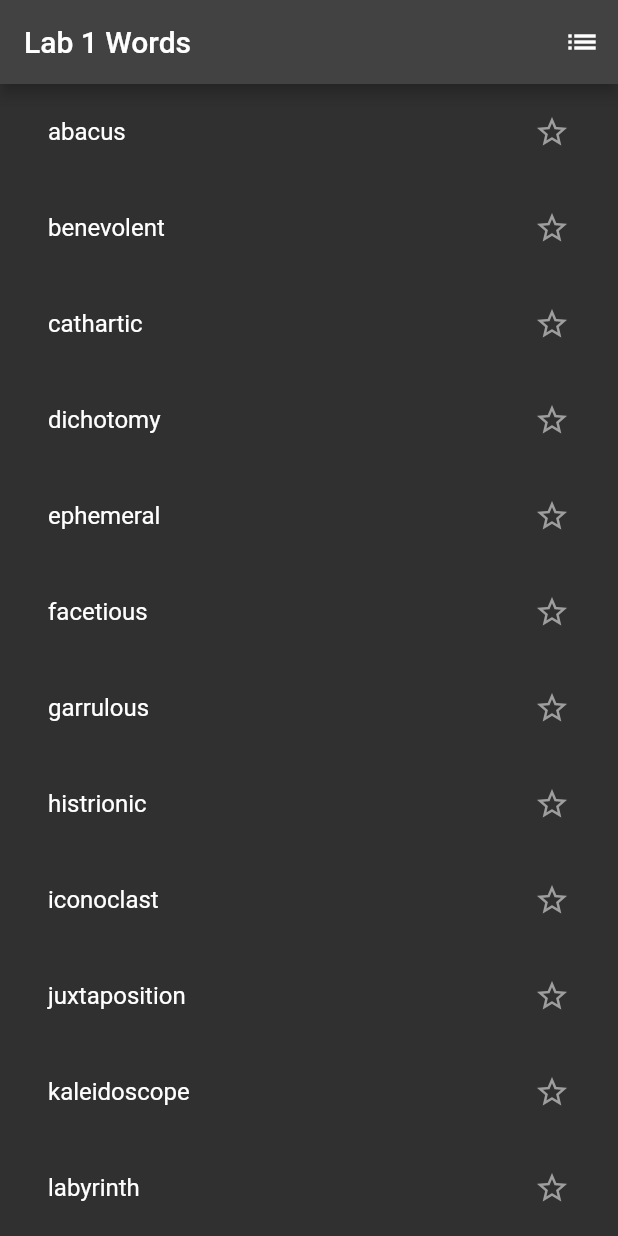
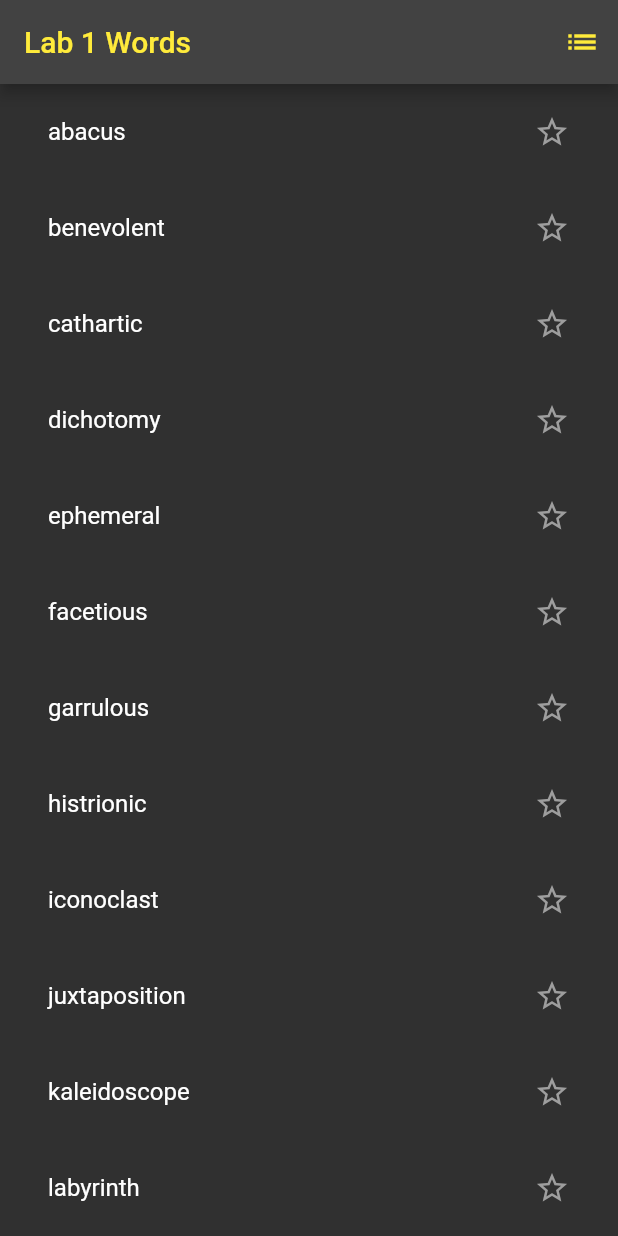
Before and after one commit to Jrod7938/CSC184_Lab_1, a Flutter app: the screen it shows after launch, on a phone screen of 412 x 824 dp. Run offline on Flutter 3.47's test engine with Material 2 defaults, Android fonts, the phone set to English and light mode, and no system bars.

Commit message:
changed colors to yellow, added more words

```diff
--- a/lib/data/words.dart
+++ b/lib/data/words.dart
@@ -9,30 +9,74 @@ final List<LabWord> labWords = [
   LabWord('facetious', 'treating serious issues with inappropriate humor'),
   LabWord('garrulous', 'excessively talkative'),
   LabWord('histrionic', 'overly theatrical or melodramatic'),
-  LabWord(
-      'iconoclast', 'a person who attacks cherished beliefs or institutions'),
-  LabWord('juxtaposition',
-      'the act of placing two things next to each other for comparison'),
+  LabWord('iconoclast', 'a person who attacks cherished beliefs or institutions'),
+  LabWord('juxtaposition', 'the act of placing two things next to each other for comparison'),
   LabWord('kaleidoscope', 'a antly changing pattern or sequence of elements'),
   LabWord('labyrinth', 'a complicated irregular network of passages or paths'),
   LabWord('mellifluous', 'sweet or musical; pleasant to hear'),
   LabWord('nefarious', 'wicked or criminal'),
   LabWord('obfuscate', 'to make something unclear or difficult to understand'),
   LabWord('panacea', 'a solution or remedy for all problems or difficulties'),
-  LabWord('quintessential',
-      'representing the most perfect or typical example of a quality or class'),
+  LabWord('quintessential', 'representing the most perfect or typical example of a quality or class'),
   LabWord('resilient', 'able to recover quickly from difficult conditions'),
-  LabWord('serendipity',
-      'the occurrence and development of events by chance in a happy or beneficial way'),
+  LabWord('serendipity', 'the occurrence and development of events by chance in a happy or beneficial way'),
   LabWord('taciturn', 'reserved or uncommunicative in speech; saying little'),
   LabWord('ubiquitous', 'present, appearing, or found everywhere'),
   LabWord('vexatious', 'causing annoyance, frustration, or worry'),
-  LabWord(
-      'wistful', 'having or showing a feeling of vague or regretful longing'),
-  LabWord('xenophobia',
-      'intense or irrational dislike or fear of people from other countries'),
-  LabWord('yoke',
-      'a wooden crosspiece that is fastened over the necks of two animals and attached to the plow or cart that they are to pull'),
-  LabWord('zealot',
-      'a person who is fanatical and uncompromising in pursuit of their religious, political, or other ideals'),
+  LabWord('wistful', 'having or showing a feeling of vague or regretful longing'),
+  LabWord('xenophobia', 'intense or irrational dislike or fear of people from other countries'),
+  LabWord('yoke', 'a wooden crosspiece that is fastened over the necks of two animals and attached to the plow or cart that they are to pull'),
+  LabWord('zealot', 'a person who is fanatical and uncompromising in pursuit of their religious, political, or other ideals'),
+  LabWord('altruistic', 'showing a selfless concern for the well-being of others'),
+  LabWord('bucolic', 'relating to the pleasant aspects of the countryside and country life'),
+  LabWord('cacophony', 'a harsh, discordant mixture of sounds'),
+  LabWord('deleterious', 'causing harm or damage'),
+  LabWord('ebullient', 'cheerful and full of energy'),
+  LabWord('fastidious', 'very attentive to detail and accuracy'),
+  LabWord('gregarious', 'fond of company; sociable'),
+  LabWord('hierarchy', 'a system or organization in which people or groups are ranked one above the other according to status or authority'),
+  LabWord('idiosyncrasy', 'a mode of behavior or way of thought peculiar to an individual'),
+  LabWord('jubilant', 'feeling or expressing great happiness and triumph'),
+  LabWord('kudos', 'praise and honor received for an achievement'),
+  LabWord('lucid', 'expressed clearly; easy to understand'),
+  LabWord('misanthrope', 'a person who dislikes humankind and avoids human society'),
+  LabWord('nonchalant', 'feeling or appearing casually calm and relaxed; not displaying anxiety, interest, or enthusiasm'),
+  LabWord('omnipotent', 'having unlimited power; able to do anything'),
+  LabWord('pedantic', 'excessively concerned with minor details or rules; overly academic or formal'),
+  LabWord('quagmire', 'a difficult or complicated situation; a swampy ground that gives way underfoot'),
+  LabWord('rhetoric', 'the art of effective or persuasive speaking or writing, especially the use of figures of speech and other compositional techniques'),
+  LabWord('sycophant', 'a person who acts obsequiously toward someone important in order to gain advantage'),
+  LabWord('trepidation', 'a feeling of fear or agitation about something that may happen'),
+  LabWord('ubiquity', 'the fact of appearing everywhere or of being very common'),
+  LabWord('vindictive', 'having or showing a strong or unreasoning desire for revenge'),
+  LabWord('wanderlust', 'a strong desire to travel and explore the world'),
+  LabWord('xenial', 'of, relating to, or constituting hospitality or relations between host and guest'),
+  LabWord('yonder', 'at some distance in the direction indicated; over there'),
+  LabWord('zeitgeist', 'the defining spirit or mood of a particular period of history as shown by the ideas and beliefs of the time'),
+  LabWord('abstemious', 'not self-indulgent, especially when eating and drinking'),
+  LabWord('benevolent', 'well meaning and kindly'),
+  LabWord('capricious', 'given to sudden and unaccountable changes of mood or behavior'),
+  LabWord('dichotomy', 'a division or contrast between two things that are or are represented as being opposed or entirely different'),
+  LabWord('egregious', 'outstandingly bad; shocking'),
+  LabWord('facetious', 'treating serious issues with deliberately inappropriate humor; flippant'),
+  LabWord('garrulous', 'excessively talkative, especially on trivial matters'),
+  LabWord('histrionic', 'overly theatrical or melodramatic in character or style'),
+  LabWord('impetuous', 'acting or done quickly and without thought or care'),
+  LabWord('juxtaposition', 'the fact of two things being seen or placed close together with contrasting effect'),
+  LabWord('kaleidoscope', 'a constantly changing pattern or sequence of elements'),
+  LabWord('languid', 'displaying or having a disinclination for physical exertion or effort; slow and relaxed'),
+  LabWord('mendacious', 'not telling the truth; lying'),
+  LabWord('nebulous', 'in the form of a cloud or haze; hazy'),
+  LabWord('obsequious', 'obedient or attentive to an excessive or servile degree'),
+  LabWord('parsimonious', 'unwilling to spend money or use resources; stingy or frugal'),
+  LabWord('quixotic', 'exceedingly idealistic; unrealistic and impractical'),
+  LabWord('recalcitrant', 'having an obstinately uncooperative attitude toward authority or discipline'),
+  LabWord('sanguine', 'optimistic or positive, especially in an apparently bad or difficult situation'),
+  LabWord('tacit', 'understood or implied without being stated'),
+  LabWord('ubiquitarian', 'a person who believes that Christ is present everywhere and in everything'),
+  LabWord('vacillate', 'alternate or waver between different opinions or actions; be indecisive'),
+  LabWord('wanton', 'deliberate and unprovoked; sexually unrestrained'),
+  LabWord('xeric', 'of, relating to, or requiring only a small amount of moisture'),
+  LabWord('yammer', 'make a loud repetitive noise'),
+  LabWord('zealous', 'having or showing zeal; enthusiastic'),
 ];
--- a/lib/view/random_words.dart
+++ b/lib/view/random_words.dart
@@ -76,9 +76,18 @@ class RandomWordsState extends State<RandomWords> {
   Widget build(BuildContext context) {
     return Scaffold(
       appBar: AppBar(
-        title: const Text("Lab 1 Words"),
+        title: const Text(
+          "Lab 1 Words",
+          style: TextStyle(color: Colors.yellow),
+        ),
         actions: [
-          IconButton(onPressed: _pushSaved, icon: const Icon(Icons.list))
+          IconButton(
+            onPressed: _pushSaved,
+            icon: const Icon(
+              Icons.list,
+              color: Colors.yellow,
+            ),
+          )
         ],
       ),
       body: _buildList(),
```
